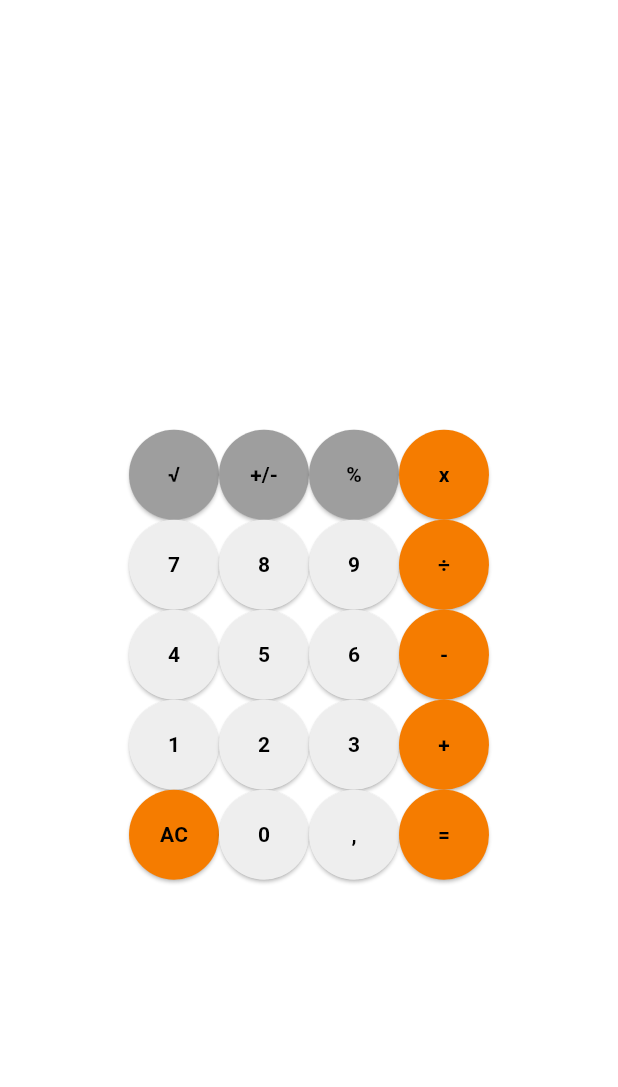
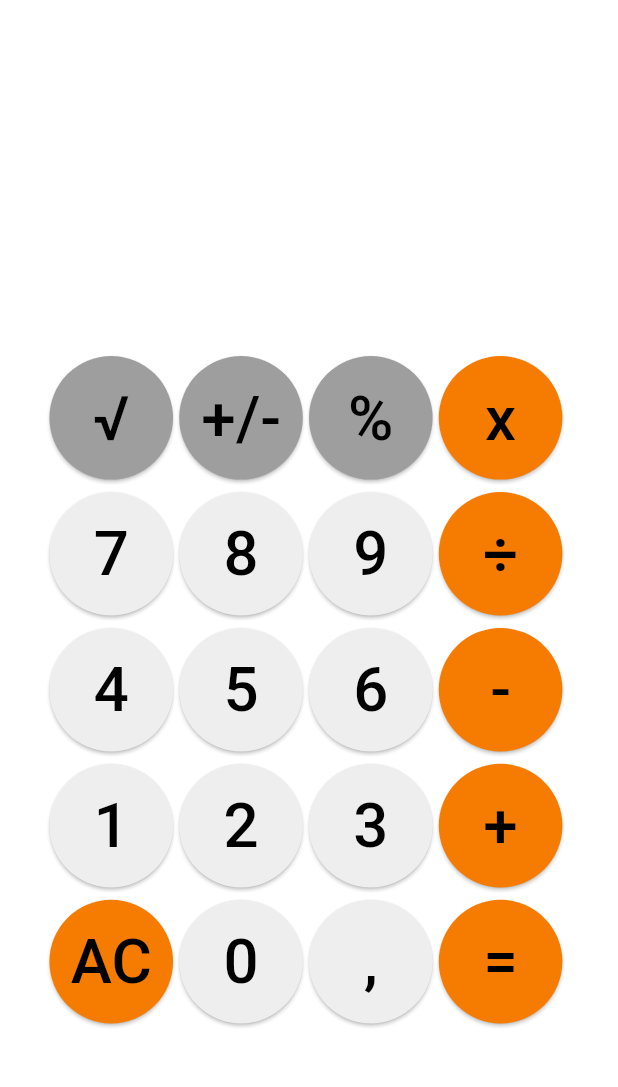
Before and after one commit to LucasPetruci/calculator, a Flutter app: the screen it shows after launch, on a phone screen of 412 x 824 dp, the part 63-1150 px from its top. Run offline on Flutter 3.47's test engine with Material 3 defaults, Android fonts, the phone set to English and light mode, and no system bars; our stand-ins replace go_router; missing offline and left inert: expressions.

Commit message:
Refactor:  update button and display components for responsive design

```diff
--- a/lib/src/components/button.dart
+++ b/lib/src/components/button.dart
@@ -16,9 +16,11 @@ class MyButton extends StatelessWidget {
 
   @override
   Widget build(BuildContext context) {
+    double screenWidth = MediaQuery.of(context).size.width;
+    double screenHeight = MediaQuery.of(context).size.height;
     return SizedBox(
-      width: 60,
-      height: 60,
+      width: screenWidth * 0.20,
+      height: screenHeight * 0.1,
       child: ElevatedButton(
         style: ElevatedButton.styleFrom(
           backgroundColor: backgroundColor,
@@ -31,7 +33,7 @@ class MyButton extends StatelessWidget {
             text,
             style: TextStyle(
               color: textColor,
-              fontWeight: FontWeight.bold,
+              fontSize: screenWidth * 0.1,
             ),
             textAlign: TextAlign.center,
           ),
--- a/lib/src/components/display.dart
+++ b/lib/src/components/display.dart
@@ -15,8 +15,12 @@ class MyDisplay extends StatelessWidget {
     final Color backgroundColor = isDarkMode ? Colors.black : Colors.white;
     final Color textColor = isDarkMode ? Colors.white : Colors.black;
 
+    final double screenWidth = MediaQuery.of(context).size.width;
+    final double screenHeight = MediaQuery.of(context).size.height;
+
     return Container(
-      width: 250,
+      width: screenWidth,
+      height: screenHeight * 0.15,
       padding: const EdgeInsets.all(16),
       decoration: BoxDecoration(
         color: backgroundColor,
@@ -24,11 +28,11 @@ class MyDisplay extends StatelessWidget {
       child: Text(
         displayText,
         style: TextStyle(
-          fontSize: 32,
-          fontWeight: FontWeight.bold,
+          fontSize: screenWidth * 0.15,
           color: textColor,
         ),
         textAlign: TextAlign.right,
+        maxLines: 1,
       ),
     );
   }
--- a/lib/src/view/home_screen.dart
+++ b/lib/src/view/home_screen.dart
@@ -35,6 +35,9 @@ class _HomeScreenState extends State<HomeScreen> {
 
     final Color backgroundColor = isDarkMode ? Colors.black : Colors.white;
 
+    final double screenWidth = MediaQuery.of(context).size.width;
+    final double screenHeight = MediaQuery.of(context).size.height;
+
     return Scaffold(
       backgroundColor: backgroundColor,
       appBar: AppBar(
@@ -52,6 +55,7 @@ class _HomeScreenState extends State<HomeScreen> {
         ],
       ),
       body: Center(
+        child: SingleChildScrollView(
           child: Column(
             mainAxisAlignment: MainAxisAlignment.center,
             crossAxisAlignment: CrossAxisAlignment.center,
@@ -70,6 +74,7 @@ class _HomeScreenState extends State<HomeScreen> {
                       displayProvider.calculateSquareRoot();
                     },
                   ),
+                  SizedBox(width: screenWidth * 0.01),
                   MyButton(
                     text: '+/-',
                     textColor: textColor,
@@ -78,6 +83,7 @@ class _HomeScreenState extends State<HomeScreen> {
                       displayProvider.toggleSign();
                     },
                   ),
+                  SizedBox(width: screenWidth * 0.01),
                   MyButton(
                     text: '%',
                     textColor: textColor,
@@ -86,6 +92,7 @@ class _HomeScreenState extends State<HomeScreen> {
                       displayProvider.addText('%');
                     },
                   ),
+                  SizedBox(width: screenWidth * 0.01),
                   MyButton(
                     text: 'x',
                     textColor: textColor,
@@ -94,8 +101,10 @@ class _HomeScreenState extends State<HomeScreen> {
                       displayProvider.addText('x');
                     },
                   ),
+                  SizedBox(width: screenWidth * 0.01),
                 ],
               ),
+              SizedBox(height: screenHeight * 0.01),
               Row(
                 mainAxisAlignment: MainAxisAlignment.center,
                 children: [
@@ -107,6 +116,7 @@ class _HomeScreenState extends State<HomeScreen> {
                       displayProvider.addText('7');
                     },
                   ),
+                  SizedBox(width: screenWidth * 0.01),
                   MyButton(
                     text: '8',
                     textColor: textColor,
@@ -115,6 +125,7 @@ class _HomeScreenState extends State<HomeScreen> {
                       displayProvider.addText('8');
                     },
                   ),
+                  SizedBox(width: screenWidth * 0.01),
                   MyButton(
                     text: '9',
                     textColor: textColor,
@@ -123,6 +134,7 @@ class _HomeScreenState extends State<HomeScreen> {
                       displayProvider.addText('9');
                     },
                   ),
+                  SizedBox(width: screenWidth * 0.01),
                   MyButton(
                     text: '÷',
                     textColor: textColor,
@@ -131,8 +143,10 @@ class _HomeScreenState extends State<HomeScreen> {
                       displayProvider.addText('÷');
                     },
                   ),
+                  SizedBox(width: screenWidth * 0.01),
                 ],
               ),
+              SizedBox(height: screenHeight * 0.01),
               Row(
                 mainAxisAlignment: MainAxisAlignment.center,
                 children: [
@@ -144,6 +158,7 @@ class _HomeScreenState extends State<HomeScreen> {
                       displayProvider.addText('4');
                     },
                   ),
+                  SizedBox(width: screenWidth * 0.01),
                   MyButton(
                     text: '5',
                     textColor: textColor,
@@ -152,6 +167,7 @@ class _HomeScreenState extends State<HomeScreen> {
                       displayProvider.addText('5');
                     },
                   ),
+                  SizedBox(width: screenWidth * 0.01),
                   MyButton(
                     text: '6',
                     textColor: textColor,
@@ -160,6 +176,7 @@ class _HomeScreenState extends State<HomeScreen> {
                       displayProvider.addText('6');
                     },
                   ),
+                  SizedBox(width: screenWidth * 0.01),
                   MyButton(
                     text: '-',
                     textColor: textColor,
@@ -168,8 +185,10 @@ class _HomeScreenState extends State<HomeScreen> {
                       displayProvider.addText('-');
                     },
                   ),
+                  SizedBox(width: screenWidth * 0.01),
                 ],
               ),
+              SizedBox(height: screenHeight * 0.01),
               Row(
                 mainAxisAlignment: MainAxisAlignment.center,
                 children: [
@@ -181,6 +200,7 @@ class _HomeScreenState extends State<HomeScreen> {
                       displayProvider.addText('1');
                     },
                   ),
+                  SizedBox(width: screenWidth * 0.01),
                   MyButton(
                     text: '2',
                     textColor: textColor,
@@ -189,6 +209,7 @@ class _HomeScreenState extends State<HomeScreen> {
                       displayProvider.addText('2');
                     },
                   ),
+                  SizedBox(width: screenWidth * 0.01),
                   MyButton(
                     text: '3',
                     textColor: textColor,
@@ -197,6 +218,7 @@ class _HomeScreenState extends State<HomeScreen> {
                       displayProvider.addText('3');
                     },
                   ),
+                  SizedBox(width: screenWidth * 0.01),
                   MyButton(
                     text: '+',
                     textColor: textColor,
@@ -205,8 +227,10 @@ class _HomeScreenState extends State<HomeScreen> {
                       displayProvider.addText('+');
                     },
                   ),
+                  SizedBox(width: screenWidth * 0.01),
                 ],
               ),
+              SizedBox(height: screenHeight * 0.01),
               Row(
                 mainAxisAlignment: MainAxisAlignment.center,
                 children: [
@@ -218,6 +242,7 @@ class _HomeScreenState extends State<HomeScreen> {
                       displayProvider.clearDisplay();
                     },
                   ),
+                  SizedBox(width: screenWidth * 0.01),
                   MyButton(
                     text: '0',
                     textColor: textColor,
@@ -226,6 +251,7 @@ class _HomeScreenState extends State<HomeScreen> {
                       displayProvider.addText('0');
                     },
                   ),
+                  SizedBox(width: screenWidth * 0.01),
                   MyButton(
                     text: ',',
                     textColor: textColor,
@@ -234,6 +260,7 @@ class _HomeScreenState extends State<HomeScreen> {
                       displayProvider.addText(',');
                     },
                   ),
+                  SizedBox(width: screenWidth * 0.01),
                   MyButton(
                     text: '=',
                     textColor: textColor,
@@ -242,11 +269,13 @@ class _HomeScreenState extends State<HomeScreen> {
                       displayProvider.calculteResult();
                     },
                   ),
+                  SizedBox(width: screenWidth * 0.01),
                 ],
               ),
             ],
           ),
         ),
+      ),
     );
   }
 }
```
Lines whose indentation alone changed are shown as unchanged.
